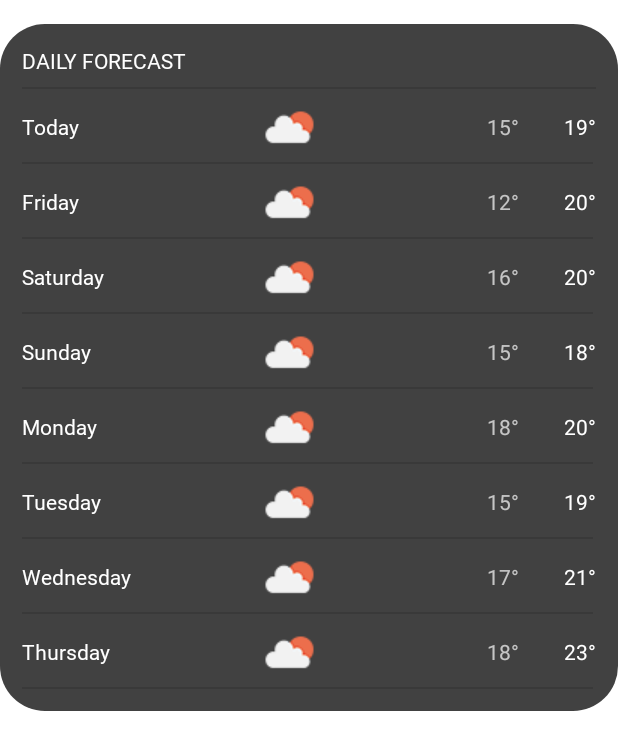
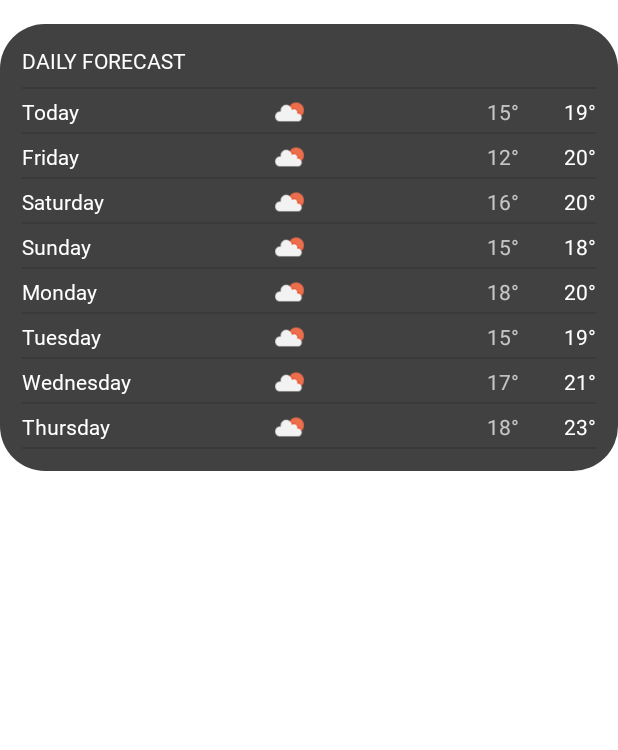
Before and after one commit to marijo252/TheMeteo, an Android app: the layout daily_meteo.xml on its own in the app's theme, with its tools: preview values and no code run, on a phone screen of 412 x 824 dp. Shown: the top 750 px of the screen. Run offline under Robolectric (Android 15) with nearby library versions, the phone set to English and light mode, and no system bars.

Commit message:
fix dimensions - colors- margins in res file

```diff
--- a/app/src/main/res/layout/daily_meteo.xml
+++ b/app/src/main/res/layout/daily_meteo.xml
@@ -6,7 +6,7 @@
     <androidx.constraintlayout.widget.ConstraintLayout
         android:layout_width="match_parent"
         android:layout_height="wrap_content"
-        android:layout_marginTop="16dp"
+        android:layout_marginTop="@dimen/margin_16"
         android:background="@drawable/container">
 
 
@@ -17,7 +17,7 @@
             android:fontFamily="@font/roboto"
             android:text="@string/daily_forecast"
             android:textColor="@color/white"
-            android:textSize="14sp"
+            android:textSize="@dimen/text_size_14"
             app:layout_constraintEnd_toEndOf="parent"
             app:layout_constraintStart_toStartOf="parent"
             app:layout_constraintTop_toTopOf="parent" />
@@ -25,8 +25,8 @@
         <View
             android:id="@+id/divider"
             android:layout_width="match_parent"
-            android:layout_height="1dp"
-            android:layout_marginTop="8dp"
+            android:layout_height="@dimen/layout_height_divider"
+            android:layout_marginTop="@dimen/margin_8"
             android:background="?android:attr/listDivider"
             app:layout_constraintEnd_toEndOf="parent"
             app:layout_constraintStart_toStartOf="parent"
@@ -63,7 +63,7 @@
             <ImageView
                 android:id="@+id/image_temp_today"
                 android:layout_width="wrap_content"
-                android:layout_height="50dp"
+                android:layout_height="@dimen/image_temp_today_height"
                 app:layout_constraintBottom_toBottomOf="parent"
                 app:layout_constraintStart_toStartOf="@+id/guideline"
                 app:layout_constraintTop_toTopOf="parent"
@@ -73,8 +73,8 @@
                 android:id="@+id/lowest_temp_today"
                 android:layout_width="wrap_content"
                 android:layout_height="wrap_content"
-                android:layout_marginEnd="30dp"
-                android:alpha="0.7"
+                android:layout_marginEnd="@dimen/margin_end_lowest_temp"
+                android:alpha="@dimen/alpha_lowest_temperature"
                 android:textColor="@color/white"
                 app:layout_constraintBottom_toBottomOf="parent"
                 app:layout_constraintEnd_toStartOf="@+id/max_temp_today"
@@ -94,12 +94,10 @@
             <View
                 android:id="@+id/divider_1"
                 android:layout_width="match_parent"
-                android:layout_height="1dp"
-                android:layout_marginEnd="2dp"
+                android:layout_height="@dimen/layout_height_divider"
                 android:background="?android:attr/listDivider"
                 app:layout_constraintBottom_toBottomOf="parent"
                 app:layout_constraintEnd_toEndOf="parent"
-                app:layout_constraintHorizontal_bias="0.0"
                 app:layout_constraintStart_toStartOf="parent" />
         </androidx.constraintlayout.widget.ConstraintLayout>
 
@@ -108,7 +106,6 @@
             android:layout_width="match_parent"
             android:layout_height="wrap_content"
             app:layout_constraintEnd_toEndOf="parent"
-            app:layout_constraintHorizontal_bias="1.0"
             app:layout_constraintStart_toStartOf="parent"
             app:layout_constraintTop_toBottomOf="@+id/container_today">
 
@@ -134,7 +131,7 @@
             <ImageView
                 android:id="@+id/image_temp_today_1"
                 android:layout_width="wrap_content"
-                android:layout_height="50dp"
+                android:layout_height="@dimen/image_temp_today_height"
                 app:layout_constraintBottom_toBottomOf="parent"
                 app:layout_constraintStart_toStartOf="@+id/guideline_1"
                 app:layout_constraintTop_toTopOf="parent"
@@ -144,8 +141,8 @@
                 android:id="@+id/lowest_temp_today_1"
                 android:layout_width="wrap_content"
                 android:layout_height="wrap_content"
-                android:layout_marginEnd="30dp"
-                android:alpha="0.7"
+                android:layout_marginEnd="@dimen/margin_end_lowest_temp"
+                android:alpha="@dimen/alpha_lowest_temperature"
                 android:textColor="@color/white"
                 app:layout_constraintBottom_toBottomOf="parent"
                 app:layout_constraintEnd_toStartOf="@+id/max_temp_today_1"
@@ -165,8 +162,7 @@
             <View
                 android:id="@+id/divider_2"
                 android:layout_width="match_parent"
-                android:layout_height="1dp"
-                android:layout_marginEnd="2dp"
+                android:layout_height="@dimen/layout_height_divider"
                 android:background="?android:attr/listDivider"
                 app:layout_constraintBottom_toBottomOf="parent"
                 app:layout_constraintEnd_toEndOf="parent"
@@ -179,7 +175,6 @@
             android:layout_width="match_parent"
             android:layout_height="wrap_content"
             app:layout_constraintEnd_toEndOf="parent"
-            app:layout_constraintHorizontal_bias="1.0"
             app:layout_constraintStart_toStartOf="parent"
             app:layout_constraintTop_toBottomOf="@+id/container_today_1">
 
@@ -205,7 +200,7 @@
             <ImageView
                 android:id="@+id/image_temp_today_2"
                 android:layout_width="wrap_content"
-                android:layout_height="50dp"
+                android:layout_height="@dimen/image_temp_today_height"
                 app:layout_constraintBottom_toBottomOf="parent"
                 app:layout_constraintStart_toStartOf="@+id/guideline_2"
                 app:layout_constraintTop_toTopOf="parent"
@@ -215,8 +210,8 @@
                 android:id="@+id/lowest_temp_today_2"
                 android:layout_width="wrap_content"
                 android:layout_height="wrap_content"
-                android:layout_marginEnd="30dp"
-                android:alpha="0.7"
+                android:layout_marginEnd="@dimen/margin_end_lowest_temp"
+                android:alpha="@dimen/alpha_lowest_temperature"
                 android:textColor="@color/white"
                 app:layout_constraintBottom_toBottomOf="parent"
                 app:layout_constraintEnd_toStartOf="@+id/max_temp_today_2"
@@ -236,12 +231,10 @@
             <View
                 android:id="@+id/divider_3"
                 android:layout_width="match_parent"
-                android:layout_height="1dp"
-                android:layout_marginEnd="2dp"
+                android:layout_height="@dimen/layout_height_divider"
                 android:background="?android:attr/listDivider"
                 app:layout_constraintBottom_toBottomOf="parent"
                 app:layout_constraintEnd_toEndOf="parent"
-                app:layout_constraintHorizontal_bias="0.0"
                 app:layout_constraintStart_toStartOf="parent" />
         </androidx.constraintlayout.widget.ConstraintLayout>
 
@@ -250,7 +243,6 @@
             android:layout_width="match_parent"
             android:layout_height="wrap_content"
             app:layout_constraintEnd_toEndOf="parent"
-            app:layout_constraintHorizontal_bias="1.0"
             app:layout_constraintStart_toStartOf="parent"
             app:layout_constraintTop_toBottomOf="@+id/container_today_2">
 
@@ -276,19 +268,18 @@
             <ImageView
                 android:id="@+id/image_temp_today_3"
                 android:layout_width="wrap_content"
-                android:layout_height="50dp"
+                android:layout_height="@dimen/image_temp_today_height"
                 app:layout_constraintBottom_toBottomOf="parent"
                 app:layout_constraintStart_toStartOf="@+id/guideline_3"
                 app:layout_constraintTop_toTopOf="parent"
-                app:layout_constraintVertical_bias="0.0"
                 app:srcCompat="@drawable/d_few_clouds" />
 
             <TextView
                 android:id="@+id/lowest_temp_today_3"
                 android:layout_width="wrap_content"
                 android:layout_height="wrap_content"
-                android:layout_marginEnd="30dp"
-                android:alpha="0.7"
+                android:layout_marginEnd="@dimen/margin_end_lowest_temp"
+                android:alpha="@dimen/alpha_lowest_temperature"
                 android:textColor="@color/white"
                 app:layout_constraintBottom_toBottomOf="parent"
                 app:layout_constraintEnd_toStartOf="@+id/max_temp_today_3"
@@ -308,12 +299,10 @@
             <View
                 android:id="@+id/divider_4"
                 android:layout_width="match_parent"
-                android:layout_height="1dp"
-                android:layout_marginEnd="2dp"
+                android:layout_height="@dimen/layout_height_divider"
                 android:background="?android:attr/listDivider"
                 app:layout_constraintBottom_toBottomOf="parent"
                 app:layout_constraintEnd_toEndOf="parent"
-                app:layout_constraintHorizontal_bias="0.0"
                 app:layout_constraintStart_toStartOf="parent" />
         </androidx.constraintlayout.widget.ConstraintLayout>
 
@@ -322,7 +311,6 @@
             android:layout_width="match_parent"
             android:layout_height="wrap_content"
             app:layout_constraintEnd_toEndOf="parent"
-            app:layout_constraintHorizontal_bias="1.0"
             app:layout_constraintStart_toStartOf="parent"
             app:layout_constraintTop_toBottomOf="@+id/container_today_3">
 
@@ -348,7 +336,7 @@
             <ImageView
                 android:id="@+id/image_temp_today_4"
                 android:layout_width="wrap_content"
-                android:layout_height="50dp"
+                android:layout_height="@dimen/image_temp_today_height"
                 app:layout_constraintBottom_toBottomOf="parent"
                 app:layout_constraintStart_toStartOf="@+id/guideline_4"
                 app:layout_constraintTop_toTopOf="parent"
@@ -358,8 +346,8 @@
                 android:id="@+id/lowest_temp_today_4"
                 android:layout_width="wrap_content"
                 android:layout_height="wrap_content"
-                android:layout_marginEnd="30dp"
-                android:alpha="0.7"
+                android:layout_marginEnd="@dimen/margin_end_lowest_temp"
+                android:alpha="@dimen/alpha_lowest_temperature"
                 android:textColor="@color/white"
                 app:layout_constraintBottom_toBottomOf="parent"
                 app:layout_constraintEnd_toStartOf="@+id/max_temp_today_4"
@@ -379,12 +367,10 @@
             <View
                 android:id="@+id/divider_5"
                 android:layout_width="match_parent"
-                android:layout_height="1dp"
-                android:layout_marginEnd="2dp"
+                android:layout_height="@dimen/layout_height_divider"
                 android:background="?android:attr/listDivider"
                 app:layout_constraintBottom_toBottomOf="parent"
                 app:layout_constraintEnd_toEndOf="parent"
-                app:layout_constraintHorizontal_bias="0.0"
                 app:layout_constraintStart_toStartOf="parent" />
         </androidx.constraintlayout.widget.ConstraintLayout>
 
@@ -419,7 +405,7 @@
             <ImageView
                 android:id="@+id/image_temp_today_5"
                 android:layout_width="wrap_content"
-                android:layout_height="50dp"
+                android:layout_height="@dimen/image_temp_today_height"
                 app:layout_constraintBottom_toBottomOf="parent"
                 app:layout_constraintStart_toStartOf="@+id/guideline_5"
                 app:layout_constraintTop_toTopOf="parent"
@@ -429,8 +415,8 @@
                 android:id="@+id/lowest_temp_today_5"
                 android:layout_width="wrap_content"
                 android:layout_height="wrap_content"
-                android:layout_marginEnd="30dp"
-                android:alpha="0.7"
+                android:layout_marginEnd="@dimen/margin_end_lowest_temp"
+                android:alpha="@dimen/alpha_lowest_temperature"
                 android:textColor="@color/white"
                 app:layout_constraintBottom_toBottomOf="parent"
                 app:layout_constraintEnd_toStartOf="@+id/max_temp_today_5"
@@ -450,12 +436,10 @@
             <View
                 android:id="@+id/divider_6"
                 android:layout_width="match_parent"
-                android:layout_height="1dp"
-                android:layout_marginEnd="2dp"
+                android:layout_height="@dimen/layout_height_divider"
                 android:background="?android:attr/listDivider"
                 app:layout_constraintBottom_toBottomOf="parent"
                 app:layout_constraintEnd_toEndOf="parent"
-                app:layout_constraintHorizontal_bias="0.0"
                 app:layout_constraintStart_toStartOf="parent" />
         </androidx.constraintlayout.widget.ConstraintLayout>
 
@@ -464,7 +448,6 @@
             android:layout_width="match_parent"
             android:layout_height="wrap_content"
             app:layout_constraintEnd_toEndOf="parent"
-            app:layout_constraintHorizontal_bias="1.0"
             app:layout_constraintStart_toStartOf="parent"
             app:layout_constraintTop_toBottomOf="@+id/container_today_5">
 
@@ -490,7 +473,7 @@
             <ImageView
                 android:id="@+id/image_temp_today_6"
                 android:layout_width="wrap_content"
-                android:layout_height="50dp"
+                android:layout_height="@dimen/image_temp_today_height"
                 app:layout_constraintBottom_toBottomOf="parent"
                 app:layout_constraintStart_toStartOf="@+id/guideline_6"
                 app:layout_constraintTop_toTopOf="parent"
@@ -500,8 +483,8 @@
                 android:id="@+id/lowest_temp_today_6"
                 android:layout_width="wrap_content"
                 android:layout_height="wrap_content"
-                android:layout_marginEnd="30dp"
-                android:alpha="0.7"
+                android:layout_marginEnd="@dimen/margin_end_lowest_temp"
+                android:alpha="@dimen/alpha_lowest_temperature"
                 android:textColor="@color/white"
                 app:layout_constraintBottom_toBottomOf="parent"
                 app:layout_constraintEnd_toStartOf="@+id/max_temp_today_6"
@@ -521,12 +504,10 @@
             <View
                 android:id="@+id/divider_7"
                 android:layout_width="match_parent"
-                android:layout_height="1dp"
-                android:layout_marginEnd="2dp"
+                android:layout_height="@dimen/layout_height_divider"
                 android:background="?android:attr/listDivider"
                 app:layout_constraintBottom_toBottomOf="parent"
                 app:layout_constraintEnd_toEndOf="parent"
-                app:layout_constraintHorizontal_bias="0.0"
                 app:layout_constraintStart_toStartOf="parent" />
         </androidx.constraintlayout.widget.ConstraintLayout>
 
@@ -561,7 +542,7 @@
             <ImageView
                 android:id="@+id/image_temp_today_7"
                 android:layout_width="wrap_content"
-                android:layout_height="50dp"
+                android:layout_height="@dimen/image_temp_today_height"
                 app:layout_constraintBottom_toBottomOf="parent"
                 app:layout_constraintStart_toStartOf="@id/guideline_7"
                 app:layout_constraintTop_toTopOf="parent"
@@ -571,8 +552,8 @@
                 android:id="@+id/lowest_temp_today_7"
                 android:layout_width="wrap_content"
                 android:layout_height="wrap_content"
-                android:layout_marginEnd="30dp"
-                android:alpha="0.7"
+                android:layout_marginEnd="@dimen/margin_end_lowest_temp"
+                android:alpha="@dimen/alpha_lowest_temperature"
                 android:textColor="@color/white"
                 app:layout_constraintBottom_toBottomOf="parent"
                 app:layout_constraintEnd_toStartOf="@+id/max_temp_today_7"
@@ -592,12 +573,10 @@
             <View
                 android:id="@+id/divider_8"
                 android:layout_width="match_parent"
-                android:layout_height="1dp"
-                android:layout_marginEnd="2dp"
+                android:layout_height="@dimen/layout_height_divider"
                 android:background="?android:attr/listDivider"
                 app:layout_constraintBottom_toBottomOf="parent"
                 app:layout_constraintEnd_toEndOf="parent"
-                app:layout_constraintHorizontal_bias="0.0"
                 app:layout_constraintStart_toStartOf="parent" />
         </androidx.constraintlayout.widget.ConstraintLayout>
 
--- a/app/src/main/res/layout/hour_temperature.xml
+++ b/app/src/main/res/layout/hour_temperature.xml
@@ -9,8 +9,8 @@
         android:id="@+id/image_hour_temp"
         android:layout_width="wrap_content"
         android:layout_height="wrap_content"
-        android:layout_marginStart="10dp"
-        android:layout_marginEnd="10dp"
+        android:layout_marginStart="@dimen/margin_10"
+        android:layout_marginEnd="@dimen/margin_10"
         app:layout_constraintBottom_toBottomOf="parent"
         app:layout_constraintEnd_toEndOf="parent"
         app:layout_constraintStart_toStartOf="parent"
@@ -23,7 +23,7 @@
         android:layout_height="wrap_content"
         android:fontFamily="@font/roboto"
         android:textColor="@color/white"
-        android:textSize="12sp"
+        android:textSize="@dimen/text_size_20"
         app:layout_constraintBottom_toTopOf="@+id/image_hour_temp"
         app:layout_constraintEnd_toEndOf="@+id/image_hour_temp"
         app:layout_constraintHorizontal_bias="0.5"
--- a/app/src/main/res/layout/hourly_meteo.xml
+++ b/app/src/main/res/layout/hourly_meteo.xml
@@ -13,7 +13,7 @@
         android:fontFamily="@font/roboto"
         android:text="@string/hourly_forecast"
         android:textColor="@color/white"
-        android:textSize="14sp"
+        android:textSize="@dimen/text_size_14"
         app:layout_constraintEnd_toEndOf="parent"
         app:layout_constraintStart_toStartOf="parent"
         app:layout_constraintTop_toTopOf="parent" />
@@ -21,8 +21,8 @@
     <View
         android:id="@+id/divider"
         android:layout_width="match_parent"
-        android:layout_height="1dp"
-        android:layout_marginTop="8dp"
+        android:layout_height="@dimen/layout_height_divider"
+        android:layout_marginTop="@dimen/margin_8"
         android:background="?android:attr/listDivider"
         app:layout_constraintEnd_toEndOf="parent"
         app:layout_constraintStart_toStartOf="parent"
--- a/app/src/main/res/values/colors.xml
+++ b/app/src/main/res/values/colors.xml
@@ -7,4 +7,7 @@
     <color name="teal_700">#FF018786</color>
     <color name="black">#FF000000</color>
     <color name="white">#FFFFFFFF</color>
+    <color name="shadow_color">#A1A1A1</color>
+    <color name="background_view">#444444</color>
+    <color name="subtitle">#A8A8A8</color>
 </resources>
--- /dev/null
+++ b/app/src/main/res/values/dimens.xml
@@ -0,0 +1,17 @@
+<?xml version="1.0" encoding="utf-8"?>
+<resources>
+    <dimen name="current_temperature_size">50sp</dimen>
+    <dimen name="margin_16">16dp</dimen>
+    <dimen name="margin_8">8dp</dimen>
+    <dimen name="text_size_14">14sp</dimen>
+    <dimen name="text_size_16">16sp</dimen>
+    <dimen name="text_size_20">20sp</dimen>
+    <dimen name="text_size_34">34sp</dimen>
+    <dimen name="layout_height_divider">1dp</dimen>
+    <dimen name="image_temp_today_height">30dp</dimen>
+    <dimen name="margin_end_lowest_temp">30dp</dimen>
+    <dimen name="alpha_lowest_temperature">0.7</dimen>
+    <dimen name="location_denied_dimension">150dp</dimen>
+    <dimen name="margin_10">10dp</dimen>
+    <dimen name="sunrise_sunset_dimension">50dp</dimen>
+</resources>
```
Also changed, not shown: app/src/main/res/layout/air_quality.xml (+11 -11 lines), app/src/main/res/layout/daily_alerts.xml (+9 -9 lines), app/src/main/res/layout/fragment_air_quality.xml (+43 -46 lines), app/src/main/res/layout/fragment_daily_alerts.xml (+24 -26 lines), app/src/main/res/layout/fragment_weather.xml (+11 -11 lines), app/src/main/res/layout/sunrise_sunset.xml (+8 -8 lines), app/src/main/res/layout/todays_data.xml (+22 -22 lines), app/src/main/res/xml/fragment_weather_xml_constraintlayout_scene.xml (+6 -6 lines).
